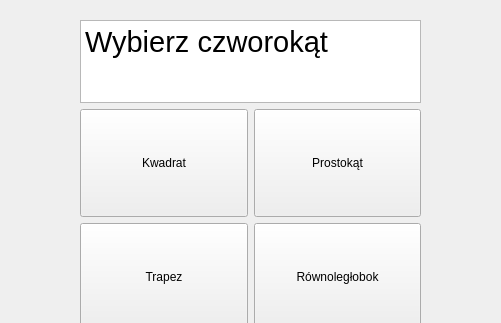
KwRafik/GeometryCalc, file PyramidBase.ui: the form before one commit; both pictures show x 130 to 631 and y 0 to 323 of the 800 by 600 pixel window.
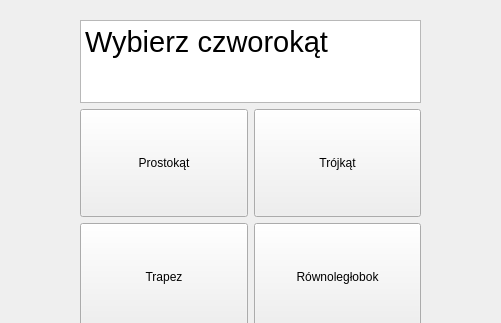
The form after the commit.

```diff
--- a/PyramidBase.ui
+++ b/PyramidBase.ui
@@ -65,26 +65,26 @@
     <item>
      <layout class="QGridLayout" name="gridLayout">
       <item row="0" column="2">
-       <widget class="QPushButton" name="RectangleButton">
+       <widget class="QPushButton" name="TriangleButton">
         <property name="styleSheet">
          <string notr="true">wight: 45%;
 height: 100px;
 </string>
         </property>
         <property name="text">
-         <string>Prostokąt</string>
+         <string>Trójkąt</string>
         </property>
        </widget>
       </item>
       <item row="0" column="0">
-       <widget class="QPushButton" name="SquareButton">
+       <widget class="QPushButton" name="RectangleButton">
         <property name="styleSheet">
          <string notr="true">wight: 45%;
 height: 100px;
 </string>
         </property>
         <property name="text">
-         <string>Kwadrat</string>
+         <string>Prostokąt</string>
         </property>
        </widget>
       </item>
```
